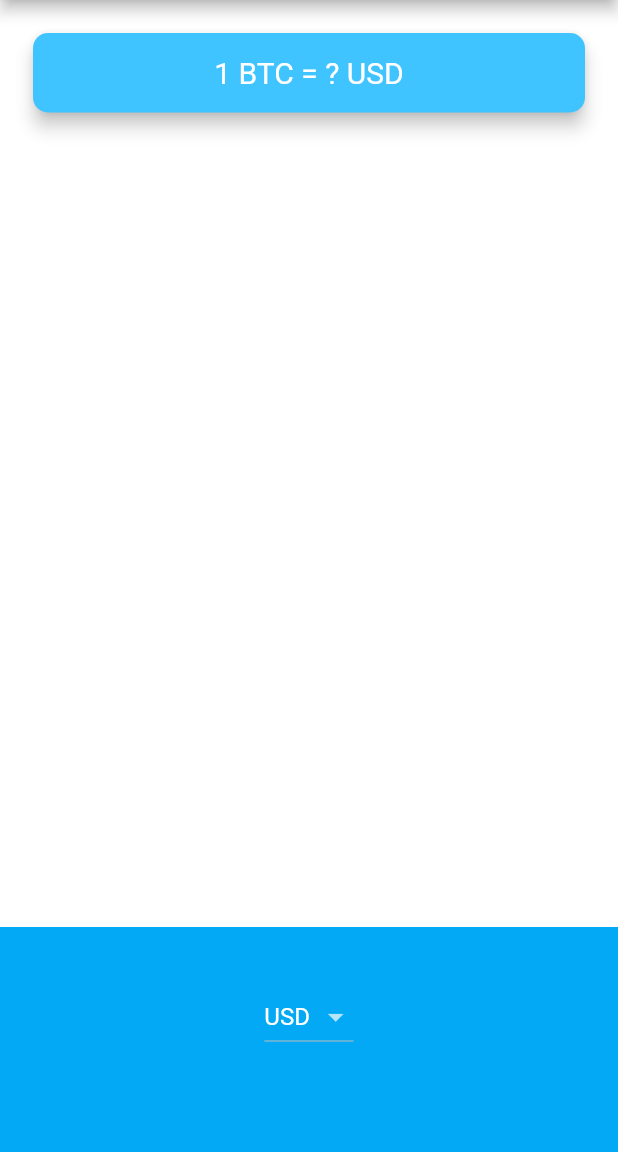
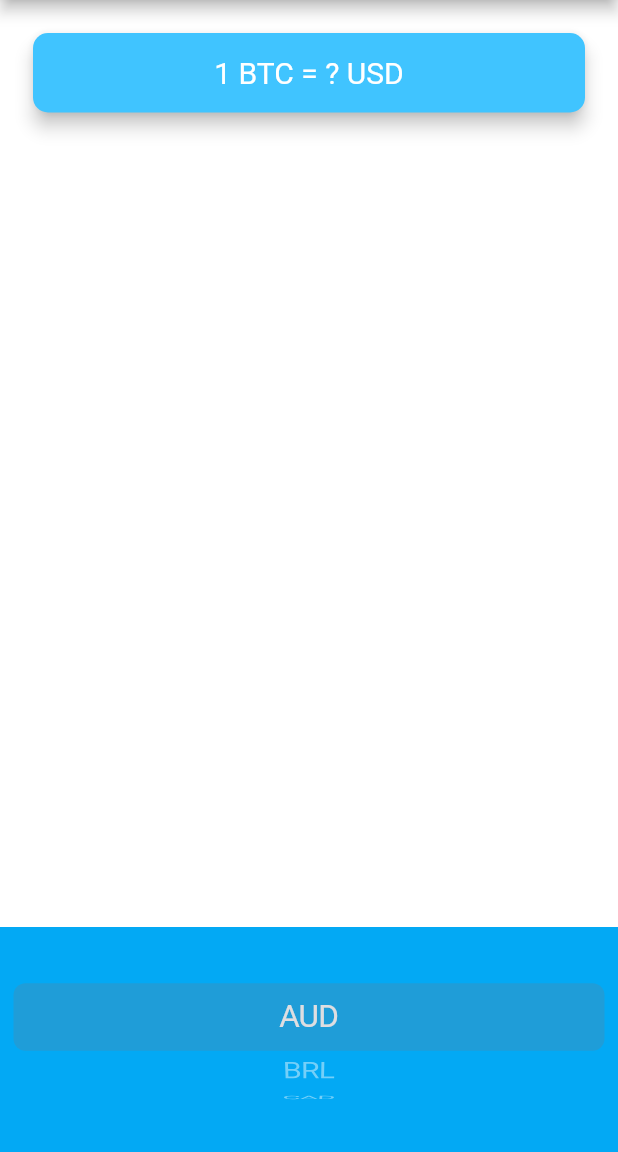
Before and after one commit to Arrocito82/bitcoin_ticker, a Flutter app: the screen it shows after launch, on a phone screen of 412 x 824 dp, the part 84-1236 px from its top. Run offline on Flutter 3.47's test engine with Material 2 defaults, Android fonts, the phone set to English and light mode, and no system bars.

Commit message:
Currency Picker Cupertino

```diff
--- a/lib/price_screen.dart
+++ b/lib/price_screen.dart
@@ -1,4 +1,5 @@
 import 'package:bitcoin_ticker/coin_data.dart';
+import 'package:flutter/cupertino.dart';
 import 'package:flutter/material.dart';
 
 class PriceScreen extends StatefulWidget {
@@ -8,6 +9,7 @@ class PriceScreen extends StatefulWidget {
 
 class _PriceScreenState extends State<PriceScreen> {
   String selectedCurrency = currenciesList[19];
+  int selectedCurrencyIndex = 19;
   @override
   Widget build(BuildContext context) {
     return Scaffold(
@@ -44,19 +46,29 @@ class _PriceScreenState extends State<PriceScreen> {
             alignment: Alignment.center,
             padding: EdgeInsets.only(bottom: 30.0),
             color: Colors.lightBlue,
-            child: DropdownButton<String>(
-              value: selectedCurrency,
-              items: getCurrencyListItems(),
-              onChanged: (String? value) {
+            child: CupertinoPicker(
+              itemExtent: 45,
+              onSelectedItemChanged: (int selectedIndex) {
                 setState(() {
-                  selectedCurrency = value!;
+                  selectedCurrencyIndex = selectedIndex;
                 });
               },
+              children: getCurrencyPickerItems(),
             ),
           ),
         ],
       ),
     );
+  }
+
+  List<Widget> getCurrencyPickerItems() {
+    List<Widget> pickerItems = [];
+    for (String currency in currenciesList) {
+      pickerItems.add(Center(
+        child: Text(currency),
+      ));
+    }
+    return pickerItems;
   }
 
   List<DropdownMenuItem<String>> getCurrencyListItems() {
```
